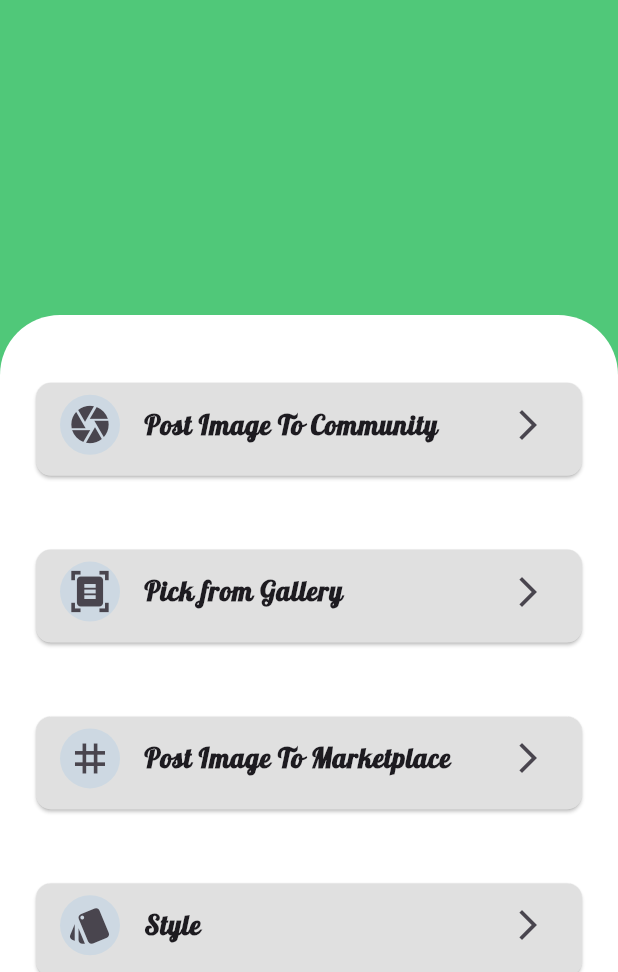
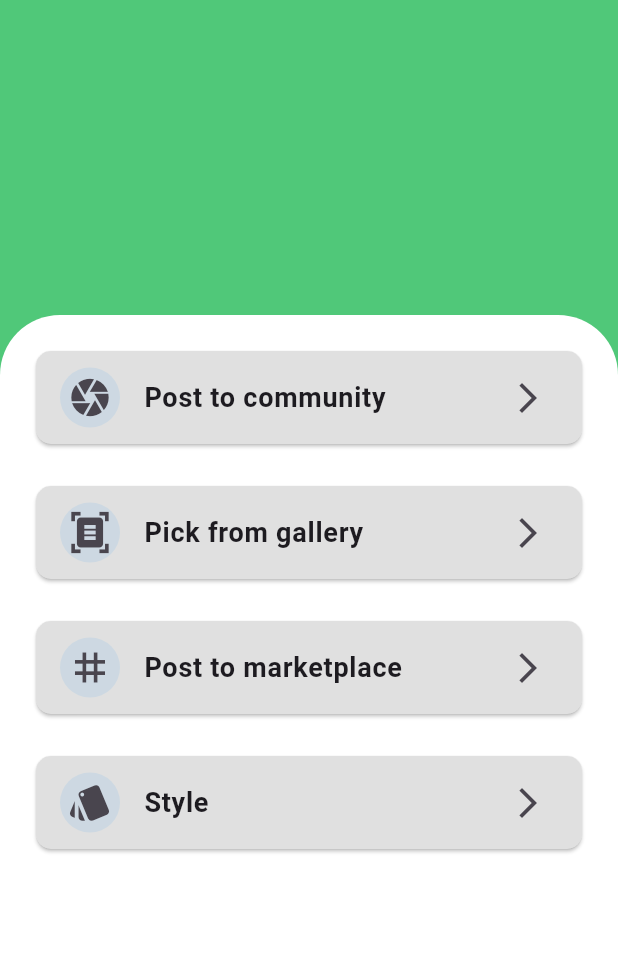
Before and after one commit to shashwat2712/Artify, a Flutter app: the AddPostScreen screen opened directly, on a phone screen of 412 x 824 dp, the part 264-1236 px from its top. Run offline on Flutter 3.47's test engine with Material 2 defaults, Android fonts, the phone set to English and light mode, and no system bars; our stand-ins replace flutter_countdown_timer, iconly, image_picker, lottie, slide_to_act, supabase_flutter; accounts and stored records are empty; Roboto replaces fonts that are missing (OpenSans).

Commit message:
fixed image size in post component, improved UI of add post page

```diff
--- a/lib/components/glass_tile.dart
+++ b/lib/components/glass_tile.dart
@@ -21,7 +21,7 @@ class FrostedGlassBox extends StatelessWidget {
   @override
   Widget build(BuildContext context) {
     return ClipRRect(
-      borderRadius: borderRadiusGeometry,
+      borderRadius: BorderRadius.all(Radius.circular(10)),
       child: Container(
         width: theWidth,
         height: theHeight,
--- a/lib/components/myListTile.dart
+++ b/lib/components/myListTile.dart
@@ -24,6 +24,7 @@ class MyListTile extends StatelessWidget {
         shape: RoundedRectangleBorder(
           borderRadius: BorderRadius.circular(10),
         ),
+        child: Center(
           child: ListTile(
             selectedTileColor: Colors.yellow,
             onTap: onTap,
@@ -42,7 +43,7 @@ class MyListTile extends StatelessWidget {
             title: Text(
               text,
               style: const TextStyle(
-              fontFamily: 'Lobster',
+                fontFamily: 'OpenSans',
                   fontSize: 18,
                   fontWeight: FontWeight.bold,
 
@@ -52,6 +53,7 @@ class MyListTile extends StatelessWidget {
             trailing: Icon(endIcon),
           ),
         ),
+      ),
     );
   }
 }
--- a/lib/screens/add_post_screen.dart
+++ b/lib/screens/add_post_screen.dart
@@ -61,14 +61,13 @@ class _AddPostScreenState extends State<AddPostScreen> {
                     color: Colors.white,
                     borderRadius: BorderRadius.only(topLeft: Radius.circular(40.0),topRight: Radius.circular(40.0)),
                   ),
-                  child: SingleChildScrollView(
                   child: Padding(
                     padding: EdgeInsets.symmetric(horizontal: 10.0),
                     child: Column(
                       children: [
-                          SizedBox(height: size.height/20,),
+                        SizedBox(height: 20,),
                          MyListTile(
-                              icon: Icons.camera, text: 'Post Image To Community', endIcon: Icons.arrow_forward_ios_outlined,
+                            icon: Icons.camera, text: 'Post to community', endIcon: Icons.arrow_forward_ios_outlined,
                             onTap: () async {
                               ImagePicker imagePicker = ImagePicker();
                               XFile? file = await imagePicker.pickImage(source: ImageSource.camera);
@@ -87,10 +86,10 @@ class _AddPostScreenState extends State<AddPostScreen> {
                             },
                         ),
 
-                          SizedBox(height: size.height/20,),
+                        SizedBox(height: 20,),
 
                          MyListTile(
-                              icon: Icons.document_scanner, text: 'Pick from Gallery', endIcon: Icons.arrow_forward_ios_outlined,
+                            icon: Icons.document_scanner, text: 'Pick from gallery', endIcon: Icons.arrow_forward_ios_outlined,
                           onTap: () async {
                             ImagePicker imagePicker = ImagePicker();
                             XFile? file = await imagePicker.pickImage(source: ImageSource.gallery);
@@ -135,10 +134,10 @@ class _AddPostScreenState extends State<AddPostScreen> {
                           },
                         ),
 
-                          SizedBox(height: size.height/20),
+                        SizedBox(height: 20),
 
                         MyListTile(
-                              icon: Icons.tag, text: 'Post Image To Marketplace', endIcon: Icons.arrow_forward_ios_outlined,
+                            icon: Icons.tag, text: 'Post to marketplace', endIcon: Icons.arrow_forward_ios_outlined,
                           onTap: () async {
                             ImagePicker imagePicker = ImagePicker();
                             XFile? file = await imagePicker.pickImage(source: ImageSource.camera);
@@ -157,18 +156,16 @@ class _AddPostScreenState extends State<AddPostScreen> {
                           },
                         ),
 
-                          SizedBox(height: size.height/20),
+                        SizedBox(height: 20),
 
                         const MyListTile(icon: Icons.style, text: 'Style', endIcon: Icons.arrow_forward_ios_outlined),
 
                         const SizedBox(height: 40,),
-                          const SizedBox(height: 40,),
-                          const SizedBox(height: 25.0,),
+
 
 
 
                       ],
-                      ),
                     ),
                   ),
                 ))
```
Also changed, not shown: lib/components/post.dart (+7 -1 lines), lib/screens/community_page.dart (+12 -9 lines), pubspec.lock. Lines whose indentation alone changed are shown as unchanged.
